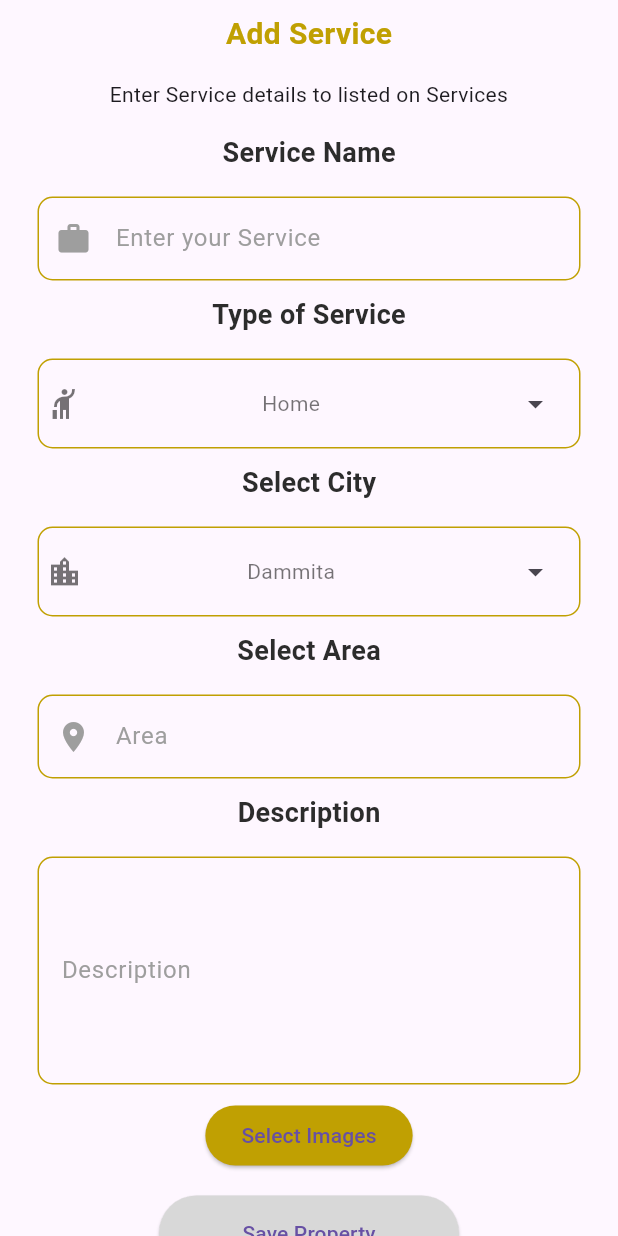
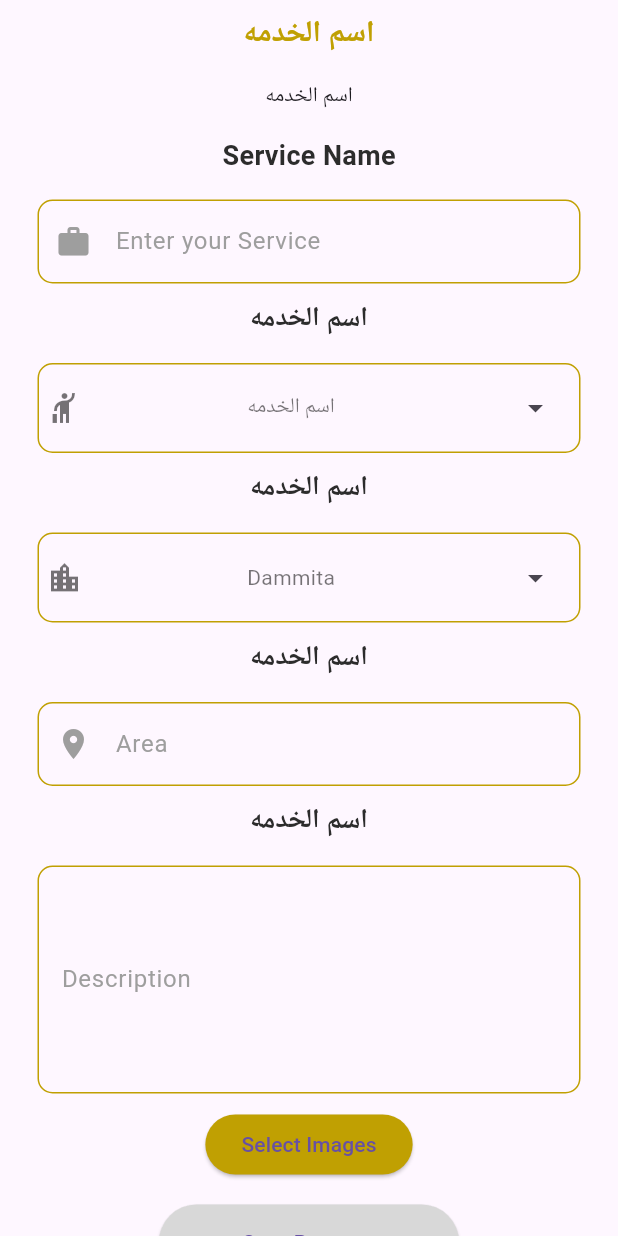
Before and after one commit to Fathi123-max/ServProvider, a Flutter app: the AddDataScreen screen opened directly, on a phone screen of 412 x 824 dp. Run offline on Flutter 3.47's test engine with Material 2 defaults, Android fonts, the phone set to English and light mode, and no system bars; our stand-ins replace cached_network_image, cloud_firestore, convex_bottom_bar, firebase_core, firebase_storage, fluttertoast and 4 more; missing offline and left inert: flutter_phone_direct_caller, multi_image_picker; accounts and stored records are empty.

Commit message:
half localization

```diff
--- a/lib/controllers/addpropertyController.dart
+++ b/lib/controllers/addpropertyController.dart
@@ -10,7 +10,7 @@ class AddPropertyController extends GetxController {
   var showLoadingBar = false.obs;
   var selectedCity = 'dammita'.obs;
   // var citieslist = <CityModel>[CityModel("cairo")].obs;
-  var citieslist2 = ["cairo", 'dammita', "Farscore"].obs;
+  var citieslist2 = ["cairo", 'Dammita', "Farscore"].obs;
 
   var values = <String>[
     'Home',
@@ -25,7 +25,7 @@ class AddPropertyController extends GetxController {
     'Carpentry',
     'Gardening'
   ].obs;
-  var selectedValue = 'Home'.obs;
+  var selectedValue = 'Home'.tr.obs;
   var selectedColor = CustomColors.orangeColor.obs;
   var unSelectedColor = CustomColors.greyColor.obs;
   var images = <Asset>[].obs;
--- a/lib/controllers/draweController.dart
+++ b/lib/controllers/draweController.dart
@@ -7,7 +7,7 @@ import 'package:haider/views/drawerViews/homeViewsitems/accountSetttings.dart';
 class DraweController extends GetxController {
   var selectedDrawerIndex = 0.obs;
   var drawerItemsList = <DrawerItem>[
-    DrawerItem(title: 'Home', icon: Icons.home_outlined),
+    DrawerItem(title: 'Home'.tr, icon: Icons.home_outlined),
     // DrawerItem(title: 'Liked Property ', icon: Icons.favorite_outline),
     DrawerItem(title: 'Account Settings', icon: Icons.settings_outlined),
   ].obs;
--- a/lib/controllers/pageViewController.dart
+++ b/lib/controllers/pageViewController.dart
@@ -7,7 +7,7 @@ import '../views/drawerViews/homeViewsitems/catogries/carogrylist.dart';
 
 class PageViewController extends GetxController {
   var activityList = [
-    'Home',
+    'Home'.tr,
     // 'catogries',
     'Leasing',
     // 'Sell',
--- a/lib/main.dart
+++ b/lib/main.dart
@@ -3,6 +3,7 @@ import 'package:flutter/material.dart';
 import 'package:flutter/services.dart';
 import 'package:get/get.dart';
 import 'package:get_storage/get_storage.dart';
+import 'package:haider/utills/localzation.dart';
 import 'package:haider/views/choosescreen.dart';
 import 'package:haider/views/drawerScreen.dart';
 
@@ -38,6 +39,9 @@ class _MyAppState extends State<MyApp> {
   @override
   Widget build(BuildContext context) {
     return GetMaterialApp(
+      translations: Languages(),
+      locale: Get.deviceLocale,
+      fallbackLocale: const Locale('ar', 'EG'),
       onInit: () => CurrentUserInfoController(),
       debugShowCheckedModeBanner: false,
       title: 'Flutter Demo',
--- /dev/null
+++ b/lib/utills/localzation.dart
@@ -0,0 +1,36 @@
+import 'package:get/get.dart';
+
+class Languages extends Translations {
+  @override
+  Map<String, Map<String, String>> get keys => {
+        'ar_EG': {
+          'Service Name': 'اسم الخدمه',
+          'Add Service': 'اسم الخدمه',
+          'Services': 'اسم الخدمه',
+          'Home': 'اسم الخدمه',
+          'Description': 'اسم الخدمه',
+          'address': 'اسم الخدمه',
+          'Service Provider': 'اسم الخدمه',
+          'Type of Service': 'اسم الخدمه',
+          'Select City': 'اسم الخدمه',
+          'Select Area': 'اسم الخدمه',
+          // 'Select lmages': 'اسم الخدمه',
+          'Save Property': 'اسم الخدمه',
+          'Account Setting': 'اسم الخدمه',
+          'Log Out': 'اسم الخدمه',
+          'Name': 'اسم الخدمه',
+          'Phone': 'اسم الخدمه',
+          'Next': 'اسم الخدمه',
+          'Enter your information': 'اسم الخدمه',
+          'Enter Service details to listed on Services': 'اسم الخدمه',
+          'Area': 'اسم الخدمه',
+          'Dammita': 'اسم الخدمه',
+          'Service Name': 'اسم الخدمه',
+          'Service Name': 'اسم الخدمه',
+          'Service Name': 'اسم الخدمه',
+        },
+        'en_US': {
+          'Service Name': 'Service Name',
+        },
+      };
+}
--- a/lib/views/addDataScreen.dart
+++ b/lib/views/addDataScreen.dart
@@ -36,7 +36,7 @@ class AddDataScreen extends StatelessWidget {
             child: Padding(
               padding: const EdgeInsets.all(8.0),
               child: Text(
-                'Add Service',
+                'Add Service'.tr,
                 style: TextStyle(
                     fontWeight: FontWeight.bold,
                     color: CustomColors.orangeColor,
@@ -47,14 +47,14 @@ class AddDataScreen extends StatelessWidget {
           Padding(
             padding: const EdgeInsets.all(8.0),
             child: Text(
-              'Enter Service details to listed on Services',
+              'Enter Service details to listed on Services'.tr,
               textAlign: TextAlign.center,
             ),
           ),
           Padding(
             padding: const EdgeInsets.all(8.0),
             child: Text(
-              'Service Name',
+              'Service Name'.tr,
               style: TextStyle(
                   fontSize: 18,
                   color: CustomColors.greyColor,
@@ -107,7 +107,7 @@ class AddDataScreen extends StatelessWidget {
           Padding(
             padding: const EdgeInsets.all(8.0),
             child: Text(
-              'Type of Service',
+              'Type of Service'.tr,
               style: TextStyle(
                   fontSize: 18,
                   color: CustomColors.greyColor,
@@ -157,7 +157,7 @@ class AddDataScreen extends StatelessWidget {
           Padding(
             padding: const EdgeInsets.all(8.0),
             child: Text(
-              'Select City',
+              'Select City'.tr,
               style: TextStyle(
                   fontSize: 18,
                   color: CustomColors.greyColor,
@@ -207,7 +207,7 @@ class AddDataScreen extends StatelessWidget {
           Padding(
             padding: const EdgeInsets.all(8.0),
             child: Text(
-              'Select Area',
+              'Select Area'.tr,
               style: TextStyle(
                   fontSize: 18,
                   color: CustomColors.greyColor,
@@ -260,7 +260,7 @@ class AddDataScreen extends StatelessWidget {
           Padding(
             padding: const EdgeInsets.all(8.0),
             child: Text(
-              'Description',
+              'Description'.tr,
               style: TextStyle(
                   fontSize: 18,
                   color: CustomColors.greyColor,
@@ -430,8 +430,8 @@ class AddDataScreen extends StatelessWidget {
       barrierDismissible: true, // user must tap button!
       builder: (BuildContext context) {
         return AlertDialog(
-            title: const Text(
-              'Select City',
+            title: Text(
+              'Select City'.tr,
               style: TextStyle(fontWeight: FontWeight.bold),
             ),
             content: SingleChildScrollView(
--- a/lib/views/chossetype.dart
+++ b/lib/views/chossetype.dart
@@ -42,7 +42,7 @@ class Choosetype extends GetView {
                   width: MediaQuery.of(context).size.width,
                   child: Center(
                       child: Text(
-                    'Next',
+                    'Next'.tr,
                     style: TextStyle(color: CustomColors.greyColor),
                   ))),
             ),
--- a/lib/views/currentUserPropertyDetail.dart
+++ b/lib/views/currentUserPropertyDetail.dart
@@ -153,7 +153,7 @@ class CurrentUserPropertyDetail extends StatelessWidget {
               Padding(
                 padding: const EdgeInsets.only(left: 15, top: 5, right: 15),
                 child: Text(
-                  'Description',
+                  'Description'.tr,
                   style: TextStyle(fontWeight: FontWeight.bold),
                 ),
               ),
--- a/lib/views/drawerViews/homeView.dart
+++ b/lib/views/drawerViews/homeView.dart
@@ -43,9 +43,9 @@ class _HomeState extends State<Home> with SingleTickerProviderStateMixin {
         controller: _tabController,
         backgroundColor: CustomColors.orangeColor,
         items: [
-          TabItem(icon: Icons.home, title: 'Home'),
-          TabItem(icon: Icons.design_services_sharp, title: 'Services'),
-          TabItem(icon: Icons.add, title: 'Add Service'),
+          TabItem(icon: Icons.home, title: 'Home'.tr),
+          TabItem(icon: Icons.design_services_sharp, title: 'Services'.tr),
+          TabItem(icon: Icons.add, title: 'Add Service'.tr),
           TabItem(icon: Icons.people, title: 'My Services'),
         ],
         onTap: (int i) {
--- a/lib/views/drawerViews/homeViewsitems/accountSetttings.dart
+++ b/lib/views/drawerViews/homeViewsitems/accountSetttings.dart
@@ -83,7 +83,7 @@ class AccountSettings extends StatelessWidget {
                       crossAxisAlignment: CrossAxisAlignment.start,
                       children: [
                         Text(
-                          'Phone',
+                          'Phone'.tr,
                         ),
                         Text(
                           box.read("phone").toString(),
--- a/lib/views/drawerViews/homeViewsitems/catogries/carogrylist.dart
+++ b/lib/views/drawerViews/homeViewsitems/catogries/carogrylist.dart
@@ -20,7 +20,7 @@ class catogrylist extends StatelessWidget {
       mainAxisSpacing: 10,
       crossAxisSpacing: 10,
       children: [
-        _buildServiceCategory('Home', "assets/images/logo.png"),
+        _buildServiceCategory('Home'.tr, "assets/images/logo.png"),
         _buildServiceCategory('Plumbing', "assets/images/logo.png"),
         _buildServiceCategory('Plumbing', "assets/images/logo.png"),
         _buildServiceCategory('Carpentry', "assets/images/logo.png"),
--- a/lib/views/drawerViews/homeViewsitems/rentView.dart
+++ b/lib/views/drawerViews/homeViewsitems/rentView.dart
@@ -361,7 +361,7 @@ class RentView extends StatelessWidget {
 //       builder: (controller) => Container(
 //         height: 180,
 //         child: ListView(scrollDirection: Axis.horizontal, children: [
-//           cathome('Home', "assets/images/logo.png"),
+//           cathome( 'Home'.tr, "assets/images/logo.png"),
 //           cathome('Plumbing', "assets/images/logo.png"),
 //           cathome('Cleaning', "assets/images/logo.png"),
 //           cathome('Gardening', "assets/images/logo.png"),
```
Also changed, not shown: lib/services/firestoreService.dart (+4 -3 lines), lib/views/choosescreen.dart (+4 -4 lines), lib/views/drawerScreen.dart (+5 -6 lines), lib/views/propertyDetailScreen.dart (+16 -1 lines).
